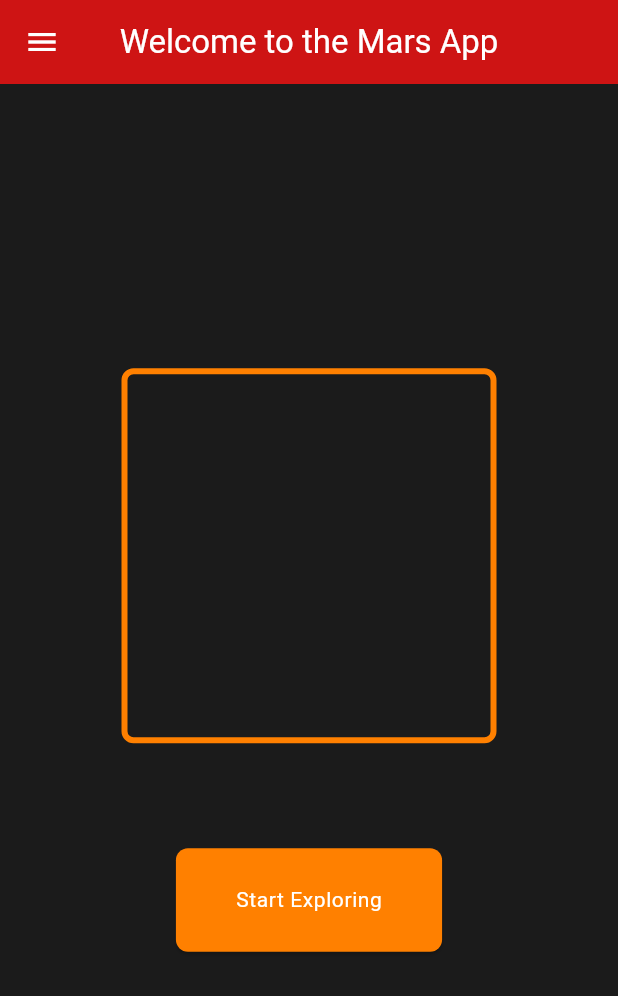
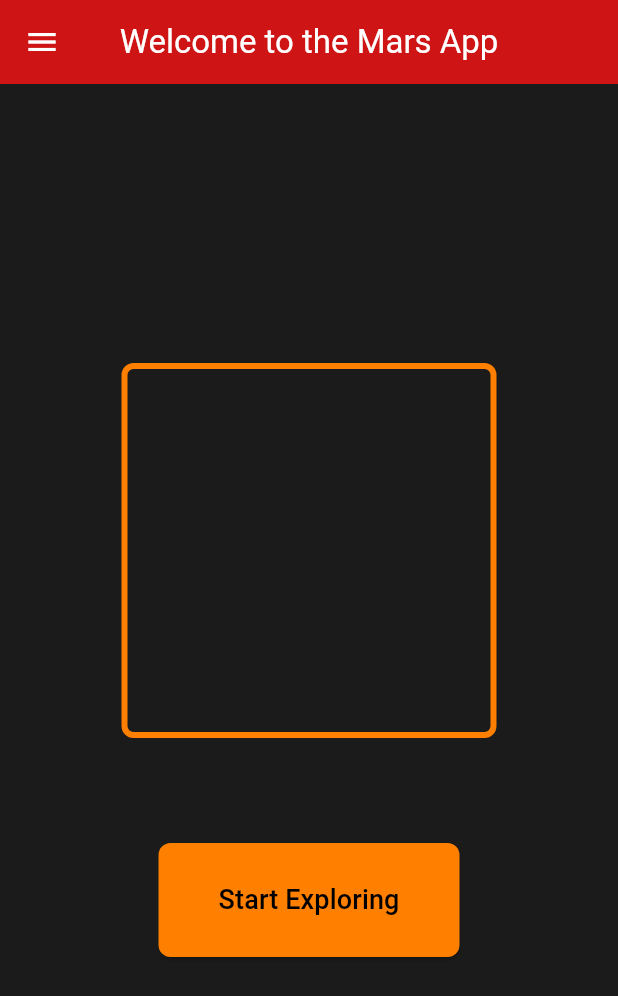
Before and after one commit to AZ-KnowledgeBase/mars-app, a Flutter app: the screen it shows after launch, on a phone screen of 412 x 824 dp. Shown: the top 996 px of the screen. Run offline on Flutter 3.47's test engine with Material 3 defaults, Android fonts, the phone set to English and light mode, and no system bars.

Commit message:
Update start screen UI and layout

```diff
--- a/lib/screens/start_screen.dart
+++ b/lib/screens/start_screen.dart
@@ -51,7 +51,6 @@ class StartScreen extends StatelessWidget {
               },
               style: ElevatedButton.styleFrom(
                 backgroundColor: AppTheme.marsOrange,
-                foregroundColor: AppTheme.marsBlack,
                 padding: const EdgeInsets.symmetric(
                   horizontal: 40,
                   vertical: 25,
@@ -62,7 +61,7 @@ class StartScreen extends StatelessWidget {
               ),
               child: Text(
                 'Start Exploring',
-                style: Theme.of(context).textTheme.bodySmall,
+                style: AppTheme.darkTextTheme.bodyMedium,
               ),
             ),
           ],
```
